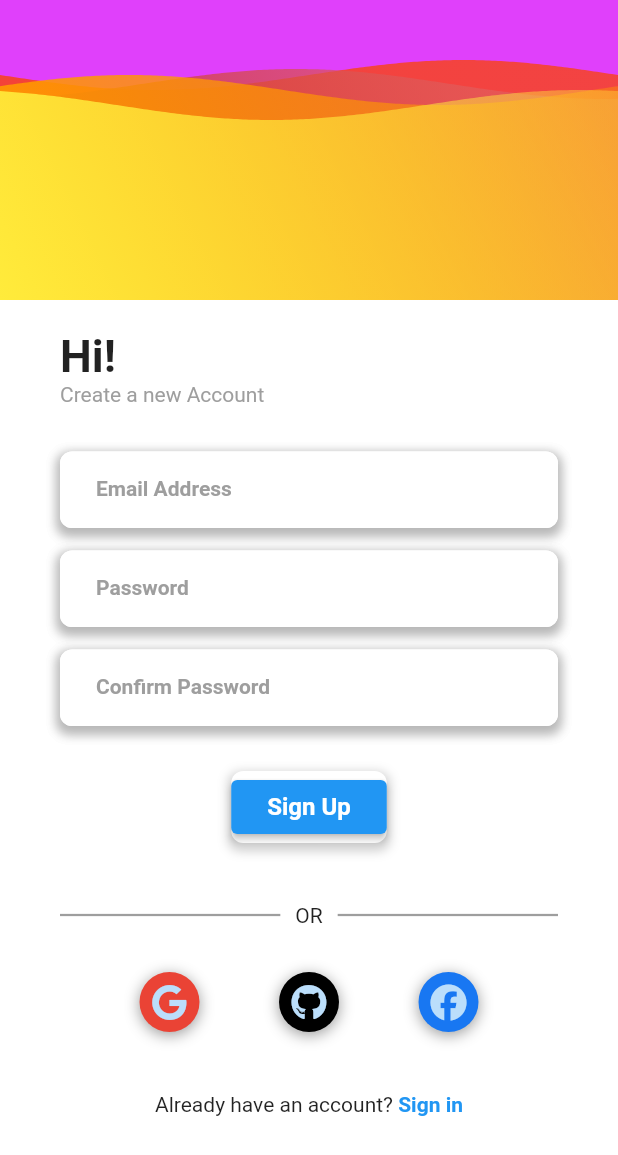
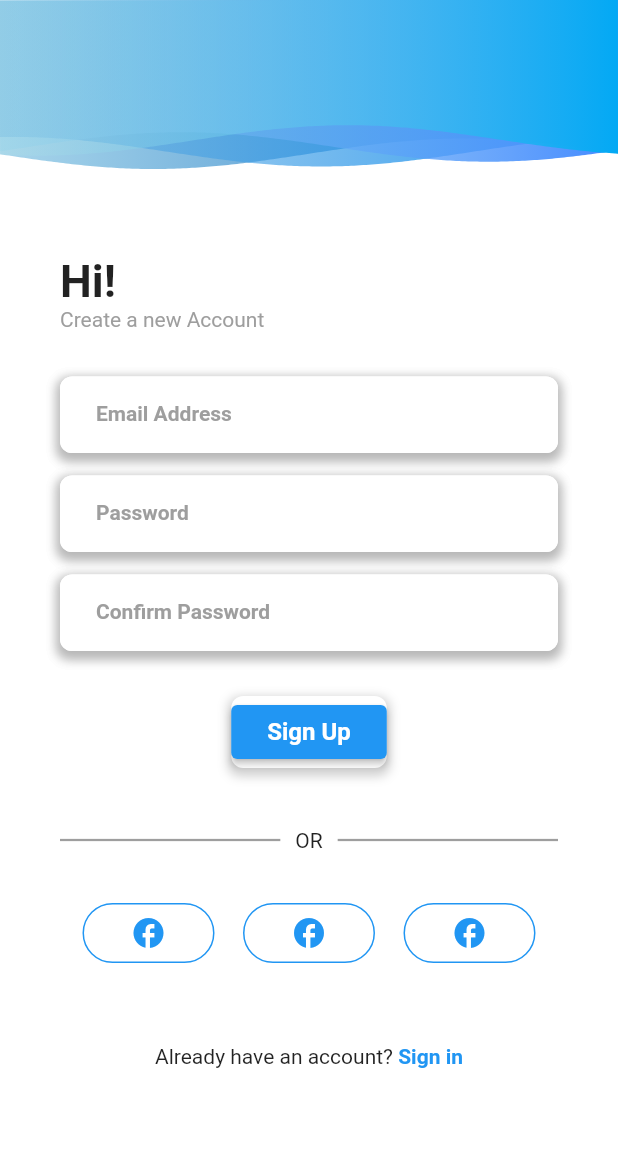
Before and after one commit to donPuerto/flutter_app_supabase_fullscale, a Flutter app: the screen it shows after launch, on a phone screen of 412 x 824 dp. Shown: the top 1155 px of the screen. Run offline on Flutter 3.47's test engine with Material 2 defaults, Android fonts, the phone set to English and light mode, and no system bars; drawn by our look-alikes of wave; our stand-ins replace animated_splash_screen, flutter_dotenv, font_awesome_flutter, page_transition, shared_preferences, sizer and 2 more; accounts and stored records are empty; generated files the repository leaves out were written again.

Commit message:
updated signup

```diff
--- a/lib/pages/auth/sign_in_page.dart
+++ b/lib/pages/auth/sign_in_page.dart
@@ -61,7 +61,9 @@ class _SignInPageState extends State<SignInPage> {
         body: SingleChildScrollView(
           child: Column(
             children: [
-              const WaveHeader(),
+              const WaveHeader(
+                height: 150,
+              ),
               SafeArea(
                 child: Container(
                   padding: const EdgeInsets.fromLTRB(20, 10, 20, 10),
--- a/lib/pages/auth/sign_up_page.dart
+++ b/lib/pages/auth/sign_up_page.dart
@@ -4,7 +4,7 @@ import 'dart:async';
 
 import 'package:flutter/gestures.dart';
 import 'package:flutter/material.dart';
-import 'package:font_awesome_flutter/font_awesome_flutter.dart';
+
 import 'package:supabase_flutter/supabase_flutter.dart';
 
 import '../../services/supabase/supabase_auth_service.dart';
@@ -12,9 +12,12 @@ import '../../services/supabase/supabase_auth_service.dart';
 import '../../services/supabase/supabase_client_service.dart';
 import '../../utils/box_decorations.dart';
 import '../../utils/custom_password_textfield.dart';
+import '../../utils/types.dart';
 import '../../utils/validators.dart';
 import '../../widgets/custom_snackbar.dart';
 import '../../widgets/custom_textfield.dart';
+import '../../widgets/social_media_button.dart';
+import '../../widgets/social_media_layout.dart';
 import '../../widgets/wave_header.dart';
 import 'sign_in_page.dart';
 
@@ -92,7 +95,9 @@ class _SignUpPageState extends State<SignUpPage> {
           SingleChildScrollView(
             child: Column(
               children: [
-                const WaveHeader(),
+                const WaveHeader(
+                  height: 150,
+                ),
                 SafeArea(
                   child: Container(
                     padding: const EdgeInsets.fromLTRB(20, 10, 20, 10),
@@ -241,81 +246,32 @@ class _SignUpPageState extends State<SignUpPage> {
                                 ],
                               ),
                               const SizedBox(height: 30.0),
-                              Row(
-                                mainAxisAlignment:
-                                    MainAxisAlignment.spaceEvenly,
+                              SocialMediaLayout(
+                                layoutOrientation: Axis.horizontal,
+                                padding: 4.0, // set as row or column
                                 children: [
-                                  Container(
-                                    decoration: BoxDecoration(
-                                      shape: BoxShape.circle,
-                                      boxShadow: [
-                                        BoxShadow(
-                                          color: Colors.black.withOpacity(0.4),
-                                          blurRadius: 8,
-                                          offset: const Offset(0, 2),
-                                        ),
-                                      ],
-                                    ),
-                                    child: CircleAvatar(
-                                      backgroundColor: const Color(0xFFEA4335),
-                                      // add other button styles,
-                                      child: IconButton(
-                                        icon: const FaIcon(
-                                          FontAwesomeIcons.google,
-                                        ),
-                                        onPressed: () {
-                                          // add your code for the Google button here
-                                        },
-                                      ),
-                                    ),
+                                  SocialMediaButton(
+                                    icon: Icons.facebook,
+                                    backgroundColor: Colors.blue,
+                                    onPressed: () {},
+                                    buttonType: ButtonType.outlinedButton,
                                   ),
-                                  Container(
-                                    decoration: BoxDecoration(
-                                      shape: BoxShape.circle,
-                                      boxShadow: [
-                                        BoxShadow(
-                                          color: Colors.black.withOpacity(0.4),
-                                          blurRadius: 8,
-                                          offset: const Offset(0, 2),
-                                        ),
-                                      ],
-                                    ),
-                                    child: CircleAvatar(
-                                      backgroundColor: Colors.black,
-                                      child: IconButton(
-                                        icon:
-                                            const Icon(FontAwesomeIcons.github),
-                                        onPressed: () {
-                                          // add your code for the GitHub button here
-                                        },
-                                      ),
-                                    ),
+                                  SocialMediaButton(
+                                    icon: Icons.facebook,
+                                    backgroundColor: Colors.blue,
+                                    onPressed: () {},
+                                    buttonType: ButtonType.outlinedButton,
                                   ),
-                                  Container(
-                                    decoration: BoxDecoration(
-                                      shape: BoxShape.circle,
-                                      boxShadow: [
-                                        BoxShadow(
-                                          color: Colors.black.withOpacity(0.4),
-                                          blurRadius: 8,
-                                          offset: const Offset(0, 2),
-                                        ),
-                                      ],
-                                    ),
-                                    child: CircleAvatar(
-                                      backgroundColor: const Color(0xFF1877F2),
-                                      child: IconButton(
-                                        icon: const Icon(
-                                            FontAwesomeIcons.facebook),
-                                        onPressed: () {
-                                          // add your code for the Facebook button here
-                                        },
-                                      ),
-                                    ),
+                                  SocialMediaButton(
+                                    icon: Icons.facebook,
+                                    backgroundColor: Colors.blue,
+                                    onPressed: () {},
+                                    buttonType: ButtonType.outlinedButton,
                                   ),
+                                  // add more SocialMediaButton widgets here for additional providers
                                 ],
                               ),
-                              const SizedBox(height: 20.0),
+                              const SizedBox(height: 30.0),
                               Container(
                                 margin:
                                     const EdgeInsets.fromLTRB(10, 20, 10, 20),
--- /dev/null
+++ b/lib/utils/types.dart
@@ -0,0 +1,7 @@
+enum ButtonType {
+  elevatedButton,
+  outlinedButton,
+  textButton,
+  iconButton,
+  floatingActionButton,
+}
--- /dev/null
+++ b/lib/widgets/social_media_button.dart
@@ -0,0 +1,102 @@
+import 'package:flutter/material.dart';
+import 'package:font_awesome_flutter/font_awesome_flutter.dart';
+
+import '../utils/types.dart';
+
+class SocialMediaButton extends StatelessWidget {
+  final IconData icon;
+  final Color backgroundColor;
+  final VoidCallback onPressed;
+  final ButtonType buttonType;
+
+  const SocialMediaButton({
+    Key? key,
+    required this.icon,
+    required this.backgroundColor,
+    required this.onPressed,
+    required this.buttonType,
+  }) : super(key: key);
+
+  @override
+  Widget build(BuildContext context) {
+    switch (buttonType) {
+      case ButtonType.elevatedButton:
+        return ElevatedButton(
+          onPressed: onPressed,
+          style: ElevatedButton.styleFrom(
+            backgroundColor: backgroundColor,
+            shape: RoundedRectangleBorder(
+              borderRadius: BorderRadius.circular(20.0),
+            ),
+          ),
+          child: FaIcon(
+            icon,
+            color: Colors.white,
+          ),
+        );
+      case ButtonType.outlinedButton:
+        return OutlinedButton(
+          onPressed: onPressed,
+          style: OutlinedButton.styleFrom(
+            side: BorderSide(
+              color: backgroundColor,
+            ),
+            shape: RoundedRectangleBorder(
+              borderRadius: BorderRadius.circular(20.0),
+            ),
+          ),
+          child: Padding(
+            padding:
+                const EdgeInsets.symmetric(vertical: 8.0, horizontal: 16.0),
+            child: FaIcon(
+              icon,
+              color: backgroundColor,
+            ),
+          ),
+        );
+
+      case ButtonType.textButton:
+        return TextButton(
+          onPressed: onPressed,
+          style: TextButton.styleFrom(
+            foregroundColor: backgroundColor,
+          ),
+          child: FaIcon(
+            icon,
+            color: backgroundColor,
+          ),
+        );
+      case ButtonType.iconButton:
+        return IconButton(
+          onPressed: onPressed,
+          icon: FaIcon(
+            icon,
+            color: backgroundColor,
+          ),
+        );
+      case ButtonType.floatingActionButton:
+        return FloatingActionButton(
+          onPressed: onPressed,
+          backgroundColor: backgroundColor,
+          child: FaIcon(
+            icon,
+            color: Colors.white,
+          ),
+        );
+      default:
+        return ElevatedButton(
+          onPressed: onPressed,
+          style: ElevatedButton.styleFrom(
+            backgroundColor: backgroundColor,
+            shape: RoundedRectangleBorder(
+              borderRadius: BorderRadius.circular(20.0),
+            ),
+          ),
+          child: FaIcon(
+            icon,
+            color: Colors.white,
+          ),
+        );
+    }
+  }
+}
--- /dev/null
+++ b/lib/widgets/social_media_layout.dart
@@ -0,0 +1,30 @@
+import 'package:flutter/material.dart';
+
+class SocialMediaLayout extends StatelessWidget {
+  final List<Widget> children;
+  final Axis layoutOrientation;
+  final double padding;
+
+  const SocialMediaLayout({
+    Key? key,
+    required this.children,
+    this.layoutOrientation = Axis.horizontal,
+    this.padding = 0.0,
+  }) : super(key: key);
+
+  @override
+  Widget build(BuildContext context) {
+    return Flex(
+      direction: layoutOrientation,
+      mainAxisAlignment: MainAxisAlignment.spaceEvenly,
+      children: children.map((child) {
+        return Padding(
+          padding: layoutOrientation == Axis.horizontal
+              ? EdgeInsets.symmetric(horizontal: padding)
+              : EdgeInsets.symmetric(vertical: padding),
+          child: child,
+        );
+      }).toList(),
+    );
+  }
+}
--- a/lib/widgets/wave_header.dart
+++ b/lib/widgets/wave_header.dart
@@ -3,47 +3,40 @@ import 'package:wave/config.dart';
 import 'package:wave/wave.dart';
 
 class WaveHeader extends StatelessWidget {
-  const WaveHeader({super.key});
+  final double height;
 
-  Widget _buildCard({
-    required Color backgroundColor,
-    required CustomConfig config,
-  }) {
-    return Card(
-      elevation: 0,
-      margin: const EdgeInsets.all(0),
-      clipBehavior: Clip.antiAlias,
-      color: backgroundColor,
-      shape: const RoundedRectangleBorder(
-        borderRadius: BorderRadius.zero,
-      ),
-      child: WaveWidget(
-        config: config,
-        backgroundColor: Colors.transparent,
-        size: const Size(double.infinity, double.infinity),
-        waveAmplitude: 0,
-      ),
-    );
-  }
+  const WaveHeader({
+    Key? key,
+    required this.height,
+  }) : super(key: key);
 
   @override
   Widget build(BuildContext context) {
     // ignore: sized_box_for_whitespace
     return Container(
-      height: 200,
-      child: _buildCard(
-        backgroundColor: Colors.purpleAccent,
-        config: CustomConfig(
-          gradients: [
-            [Colors.red, const Color(0xEEF44336)],
-            [Colors.red[800]!, const Color(0x77E57373)],
-            [Colors.orange, const Color(0x66FF9800)],
-            [Colors.yellow, const Color(0x55FFEB3B)],
+      height: height,
+      child: Transform.rotate(
+        angle: 3.14, // rotate by 180 degrees (pi radians)
+        child: Stack(
+          children: [
+            WaveWidget(
+              config: CustomConfig(
+                gradients: [
+                  [Colors.blue[800]!, const Color(0x7744A4D3)],
+                  [Colors.blue, const Color(0x6656A5DC)],
+                  [Colors.blueAccent, const Color(0x5587CEEB)],
+                  [Colors.lightBlue, const Color(0x44B0E0E6)],
+                ],
+                durations: [32000, 21000, 18000, 5000],
+                heightPercentages: [0.25, 0.26, 0.28, 0.31],
+                gradientBegin: Alignment.centerLeft,
+                gradientEnd: Alignment.centerRight,
+              ),
+              backgroundColor: Colors.transparent,
+              size: const Size(double.infinity, double.infinity),
+              waveAmplitude: 0,
+            ),
           ],
-          durations: [35000, 19440, 10800, 6000],
-          heightPercentages: [0.20, 0.23, 0.25, 0.30],
-          gradientBegin: Alignment.bottomLeft,
-          gradientEnd: Alignment.topRight,
         ),
       ),
     );
```
